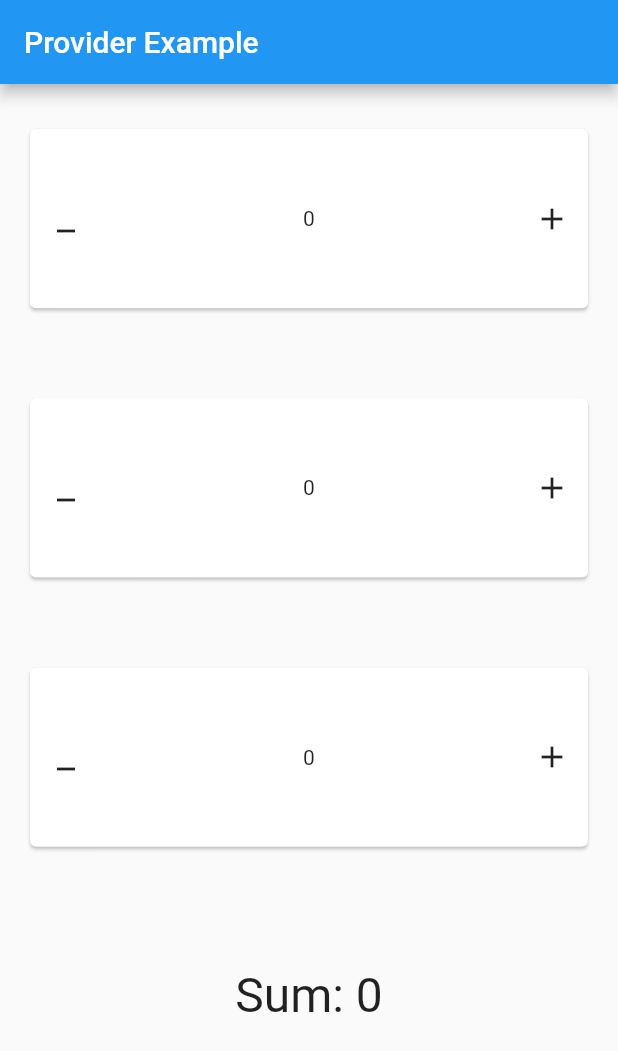
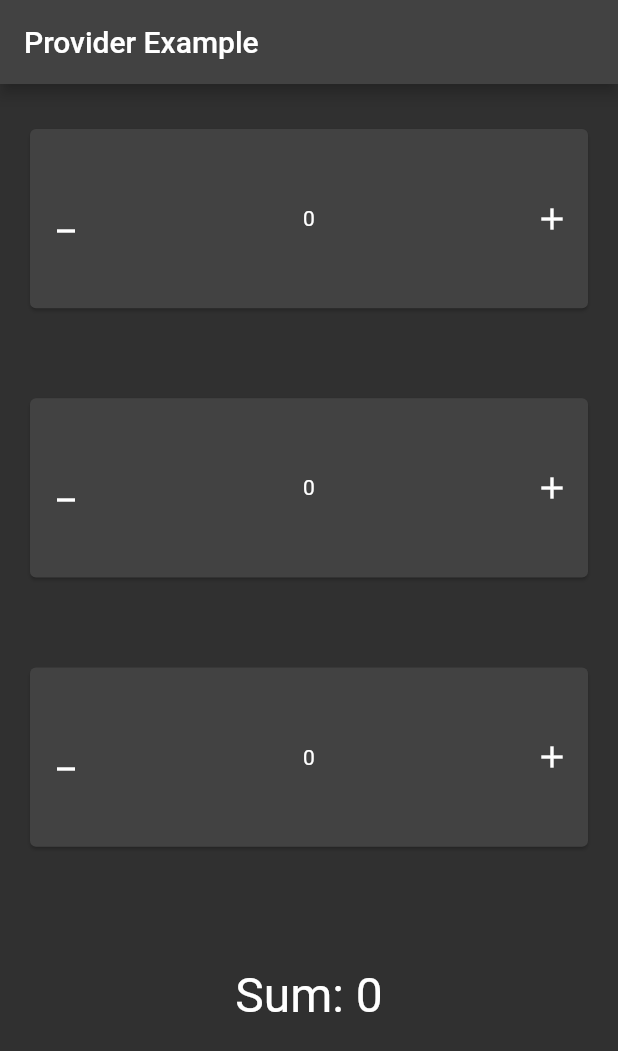
Before and after one commit to ahmedawwan/flutter_provider, a Flutter app: the screen it shows after launch, on a phone screen of 412 x 824 dp. Shown: the top 1051 px of the screen. Run offline on Flutter 3.47's test engine with Material 2 defaults, Android fonts, the light colour scheme and no system bars.

Commit message:
project completed

```diff
--- a/lib/main.dart
+++ b/lib/main.dart
@@ -18,9 +18,7 @@ class MyApp extends StatelessWidget {
       ],
       child: MaterialApp(
         title: 'Flutter Demo',
-        theme: ThemeData(
-          primarySwatch: Colors.blue,
-        ),
+        theme: ThemeData.dark(),
         home: const MyHomePage(),
       ),
     );
--- a/lib/views/home.dart
+++ b/lib/views/home.dart
@@ -58,7 +58,7 @@ class _MyHomePageState extends State<MyHomePage> {
   Widget counterCard(Map<String, dynamic> counterItem) {
     return Expanded(
       child: Card(
-        margin: EdgeInsets.symmetric(vertical: 30, horizontal: 20),
+        margin: const EdgeInsets.symmetric(vertical: 30, horizontal: 20),
         child: Row(
           mainAxisAlignment: MainAxisAlignment.spaceBetween,
           children: [
```
